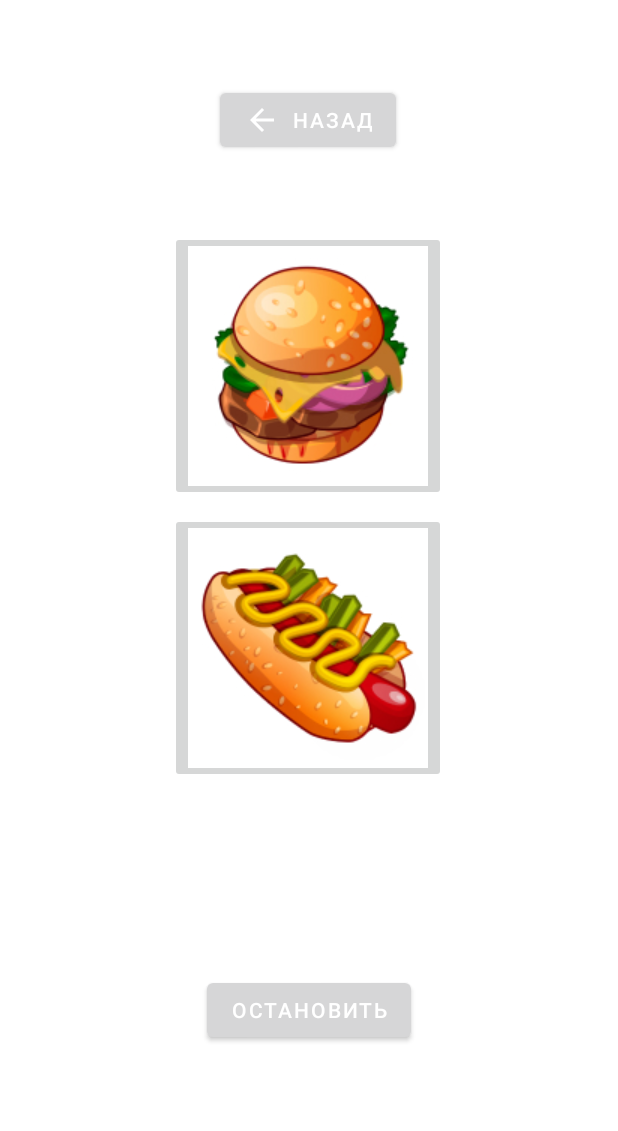
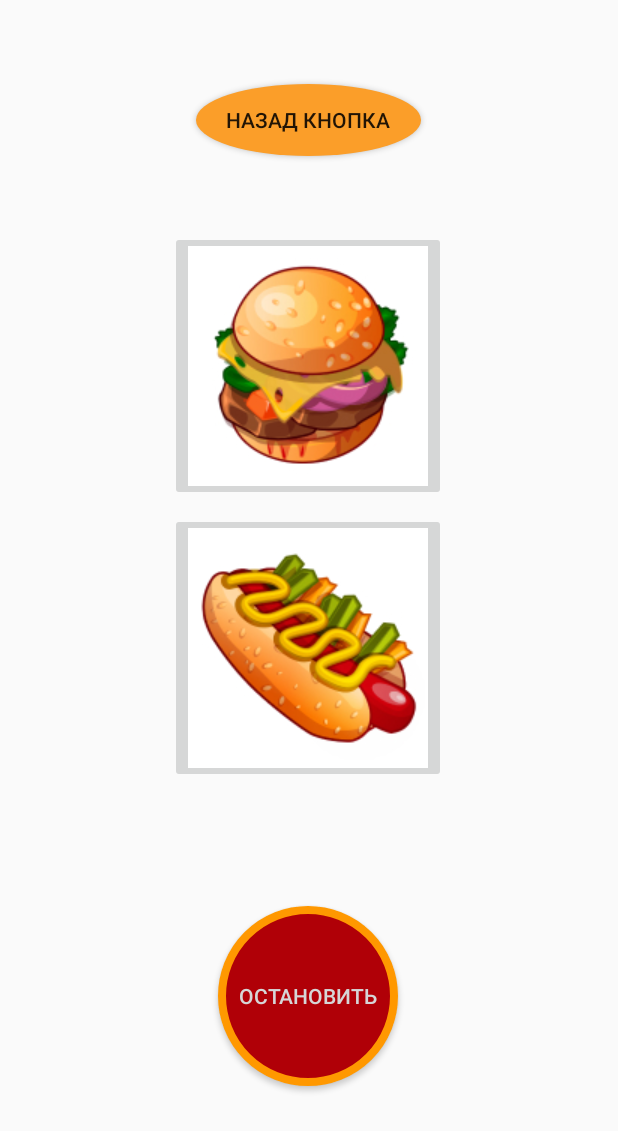
Before and after one commit to Yumax83/AppProjects, an Android app: the SecondActivity screen opened directly, with no data from a screen before it, on a phone screen of 412 x 824 dp. Shown: the top 1131 px of the screen. Run offline under Robolectric (Android 15) with nearby library versions, the phone set to English and light mode, and no system bars.

Commit message:
Dz2803
Dz2803

```diff
--- a/Second/app/src/main/java/com/example/second/SecondActivity.java
+++ b/Second/app/src/main/java/com/example/second/SecondActivity.java
@@ -24,23 +24,23 @@ public class SecondActivity extends AppCompatActivity {
 
         setContentView(R.layout.activity_second);
 
-        ImageButton img1=findViewById(R.id.buttonImg1);
-        ImageButton img2=findViewById(R.id.buttonImg2);
+        ImageButton img1 = findViewById(R.id.buttonImg1);
+        ImageButton img2 = findViewById(R.id.buttonImg2);
 
-        sound1=MediaPlayer.create(this, R.raw.sound_1);
-        sound2=MediaPlayer.create(this, R.raw.sound_2);
+        sound1 = MediaPlayer.create(this, R.raw.sound_1);
+        sound2 = MediaPlayer.create(this, R.raw.sound_2);
 
         img1.setOnClickListener(new View.OnClickListener() {
             @Override
             public void onClick(View v) {
-                soundPlayButton(sound1,sound2);
+                soundPlayButton(sound1, sound2);
             }
         });
 
         img2.setOnClickListener(new View.OnClickListener() {
             @Override
             public void onClick(View v) {
-                soundPlayButton(sound2,sound1);
+                soundPlayButton(sound2, sound1);
             }
         });
 
@@ -52,7 +52,15 @@ public class SecondActivity extends AppCompatActivity {
                 startActivity(intent);
 
 
+            }
+        });
 
+        Button btnSt = findViewById(R.id.buttonStop);
+        btnSt.setOnClickListener(new View.OnClickListener() {
+            @Override
+            public void onClick(View v) {
+                sound1.stop();
+                sound2.stop();
             }
         });
 
@@ -62,35 +70,34 @@ public class SecondActivity extends AppCompatActivity {
 //        startActivity(intent);
 //    }
 
-    public void soundPlayButton(MediaPlayer snd1, MediaPlayer snd2){
+
+    public void soundPlayButton(MediaPlayer snd1, MediaPlayer snd2) {
+
         if (snd1.isPlaying()) {
             snd1.pause();
             snd2.seekTo(0);
             //snd1.stop();
 
             snd1.setLooping(false);
+
         }
+//        else  {
+//            snd1.start();
+//            snd1.setLooping(true);
+//        }
 
         if (snd2.isPlaying()) {
             snd2.pause();
             snd1.seekTo(0);
             snd2.setLooping(false);
         }
+//        else {
+//            snd2.start();
+//            snd2.setLooping(true);
+//      //  }
         snd1.start();
         snd1.setLooping(true);
 
     }
 
-
-
-
-
-
-
-
-
-
-
-
-
 }
--- /dev/null
+++ b/Second/app/src/main/res/drawable/btn1.xml
@@ -0,0 +1,6 @@
+<?xml version="1.0" encoding="utf-8"?>
+<shape android:shape="rectangle" xmlns:android="http://schemas.android.com/apk/res/android">
+    <stroke
+        android:color="#FF9900" android:width="5dp"/>
+    <corners android:radius="10dp" />
+</shape>
--- /dev/null
+++ b/Second/app/src/main/res/drawable/btn3.xml
@@ -0,0 +1,4 @@
+<?xml version="1.0" encoding="utf-8"?>
+<shape android:shape="oval" xmlns:android="http://schemas.android.com/apk/res/android">
+<solid android:color="#FB9E29" />
+</shape>
--- /dev/null
+++ b/Second/app/src/main/res/drawable/btn4.xml
@@ -0,0 +1,7 @@
+<?xml version="1.0" encoding="utf-8"?>
+<shape android:shape="rectangle" xmlns:android="http://schemas.android.com/apk/res/android">
+<solid android:color="#B00007" />
+    <stroke android:color="#FF9800"
+        android:width="5dp"/>
+<corners android:radius="1000dp" />
+</shape>
--- a/Second/app/src/main/res/layout/activity_second.xml
+++ b/Second/app/src/main/res/layout/activity_second.xml
@@ -12,9 +12,11 @@
         android:layout_width="wrap_content"
         android:layout_height="wrap_content"
         android:layout_marginTop="56dp"
-        android:text="Назад"
+        android:text="Назад кнопка"
         app:icon="?attr/homeAsUpIndicator"
-
+        android:background="@drawable/btn3"
+        android:paddingStart="20dp"
+        android:paddingEnd="20dp"
         app:layout_constraintEnd_toEndOf="parent"
         app:layout_constraintHorizontal_bias="0.498"
         app:layout_constraintStart_toStartOf="parent"
@@ -44,12 +46,18 @@
 
     <Button
         android:id="@+id/buttonStop"
-        android:layout_width="wrap_content"
-        android:layout_height="wrap_content"
+        android:layout_width="120dp"
+        android:layout_height="120dp"
+        android:background="@drawable/btn4"
+        android:paddingStart="10dp"
+        android:paddingEnd="10dp"
         android:text="Остановить"
+        android:textColor="@color/white"
         app:layout_constraintBottom_toBottomOf="parent"
         app:layout_constraintEnd_toEndOf="parent"
+        app:layout_constraintHorizontal_bias="0.498"
         app:layout_constraintStart_toStartOf="parent"
-        app:layout_constraintTop_toBottomOf="@+id/buttonImg2" />
+        app:layout_constraintTop_toBottomOf="@+id/buttonImg2"
+        app:layout_constraintVertical_bias="0.45" />
 
 </androidx.constraintlayout.widget.ConstraintLayout>
--- a/Second/app/src/main/res/values-night/themes.xml
+++ b/Second/app/src/main/res/values-night/themes.xml
@@ -1,7 +1,12 @@
 <resources xmlns:tools="http://schemas.android.com/tools">
     <!-- Base application theme. -->
-    <style name="Base.Theme.Second" parent="Theme.Material3.DayNight.NoActionBar">
-        <!-- Customize your dark theme here. -->
-        <!-- <item name="colorPrimary">@color/my_dark_primary</item> -->
+    <!--   <style name="Base.Theme.Second" parent="Theme.Material3.DayNight.NoActionBar">-->
+    <!--       <style name="Base.Theme.Second" parent="Theme.MaterialComponents.DayNight.NoActionBar">-->
+    <style name="Base.Theme.Second" parent="Theme.AppCompat.Light.NoActionBar">
+        <!-- Customize your light theme here. -->
+        <!-- <item name="colorPrimary">@color/my_light_primary</item> -->
+        <item name="colorPrimary">@color/orange</item>
     </style>
+
+    <style name="Theme.Second" parent="Base.Theme.Second" />
 </resources>
--- a/Second/app/src/main/res/values/themes.xml
+++ b/Second/app/src/main/res/values/themes.xml
@@ -1,8 +1,8 @@
 <resources xmlns:tools="http://schemas.android.com/tools">
     <!-- Base application theme. -->
     <!--   <style name="Base.Theme.Second" parent="Theme.Material3.DayNight.NoActionBar">-->
-       <style name="Base.Theme.Second" parent="Theme.MaterialComponents.DayNight.NoActionBar">
-<!--      <style name="Base.Theme.Second" parent="Theme.AppCompat.Light.NoActionBar">-->
+<!--       <style name="Base.Theme.Second" parent="Theme.MaterialComponents.DayNight.NoActionBar">-->
+      <style name="Base.Theme.Second" parent="Theme.AppCompat.Light.NoActionBar">
           <!-- Customize your light theme here. -->
         <!-- <item name="colorPrimary">@color/my_light_primary</item> -->
          <item name="colorPrimary">@color/orange</item>
```
Also changed, not shown: Second/app/src/main/res/drawable/btn2.xml (added, +9 -0 lines), Second/app/src/main/res/layout/activity_main.xml (+6 -1 lines).
